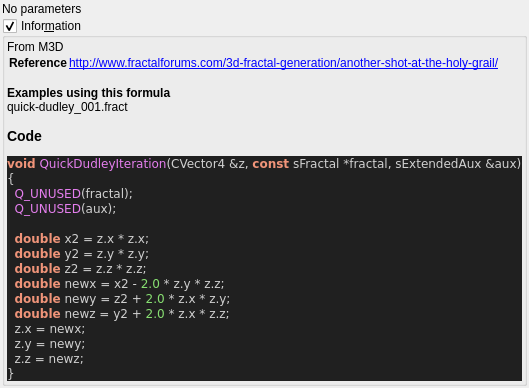
buddhi1980/mandelbulber2, file mandelbulber2/formula/ui/fractal_quick_dudley.ui: the form before one commit.
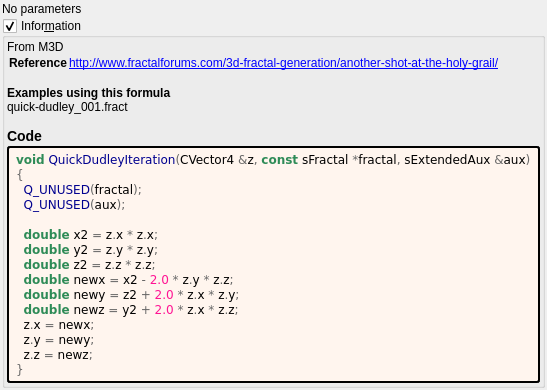
The form after the commit. Custom widgets are drawn as their Qt base class.

Patch:
```diff
--- a/mandelbulber2/formula/ui/fractal_quick_dudley.ui
+++ b/mandelbulber2/formula/ui/fractal_quick_dudley.ui
@@ -64,29 +64,44 @@
        <number>2</number>
       </property>
       <item>
-       <widget class="QLabel" name="label_code_content">
+	   <widget class="QLabel" name="label_information_general">
         <property name="text">
          <string notr="true">&lt;p&gt;From M3D&lt;/p&gt;&lt;table&gt;
 &lt;tr&gt;&lt;th&gt;Reference&lt;/th&gt;&lt;td&gt;&lt;a href=&quot;http://www.fractalforums.com/3d-fractal-generation/another-shot-at-the-holy-grail/&quot;&gt;http://www.fractalforums.com/3d-fractal-generation/another-shot-at-the-holy-grail/&lt;br&gt;
 &lt;/td&gt;&lt;/tr&gt;
 &lt;/table&gt;
-&lt;br&gt;&lt;b&gt;Examples using this formula&lt;/b&gt;&lt;br&gt;quick-dudley_001.fract&lt;h3&gt;Code&lt;/h3&gt;
-&lt;body style=&quot;background-color:#202020&quot;&gt;
-&lt;pre style=&quot;color:#d0d0d0; background-color:#202020;  font-family:'Courier New',monospace;&quot;&gt;&lt;span style=&quot;color:#f09479; font-weight:bold&quot;&gt;void&lt;/span&gt; &lt;span style=&quot;color:#e47eed&quot;&gt;QuickDudleyIteration&lt;/span&gt;&lt;span style=&quot;color:#d0d0d0&quot;&gt;(&lt;/span&gt;CVector4 &lt;span style=&quot;color:#d0d0d0&quot;&gt;&amp;amp;&lt;/span&gt;z&lt;span style=&quot;color:#d0d0d0&quot;&gt;,&lt;/span&gt; &lt;span style=&quot;color:#f09479; font-weight:bold&quot;&gt;const&lt;/span&gt; sFractal &lt;span style=&quot;color:#d0d0d0&quot;&gt;*&lt;/span&gt;fractal&lt;span style=&quot;color:#d0d0d0&quot;&gt;,&lt;/span&gt; sExtendedAux &lt;span style=&quot;color:#d0d0d0&quot;&gt;&amp;amp;&lt;/span&gt;aux&lt;span style=&quot;color:#d0d0d0&quot;&gt;)&lt;/span&gt;
-&lt;span style=&quot;color:#d0d0d0&quot;&gt;{&lt;/span&gt;
-  &lt;span style=&quot;color:#e47eed&quot;&gt;Q_UNUSED&lt;/span&gt;&lt;span style=&quot;color:#d0d0d0&quot;&gt;(&lt;/span&gt;fractal&lt;span style=&quot;color:#d0d0d0&quot;&gt;);&lt;/span&gt;
-  &lt;span style=&quot;color:#e47eed&quot;&gt;Q_UNUSED&lt;/span&gt;&lt;span style=&quot;color:#d0d0d0&quot;&gt;(&lt;/span&gt;aux&lt;span style=&quot;color:#d0d0d0&quot;&gt;);&lt;/span&gt;
+&lt;br&gt;&lt;b&gt;Examples using this formula&lt;/b&gt;&lt;br&gt;quick-dudley_001.fract&lt;h3&gt;Code&lt;/h3&gt;</string>
+		</property>
+		<property name="wordWrap">
+		 <bool>true</bool>
+		</property>
+		<property name="openExternalLinks">
+		 <bool>true</bool>
+		</property>
+		<property name="textInteractionFlags">
+		 <set>Qt::LinksAccessibleByMouse|Qt::TextSelectableByMouse</set>
+		</property>
+		</widget>
+	   </item>
+	   <item>
+	    <widget class="QLabel" name="label_code_content">
+		 <property name="text">
+		  <string notr="true">&lt;body style=&quot;background-color:#fff5ee&quot;&gt;
+&lt;pre style=&quot;color:#000000; background-color:#fff5ee;  font-family:'Courier New',monospace;&quot;&gt;&lt;span style=&quot;color:#2e8b57; font-weight:bold&quot;&gt;void&lt;/span&gt; &lt;span style=&quot;color:#00008f&quot;&gt;QuickDudleyIteration&lt;/span&gt;&lt;span style=&quot;color:#676767&quot;&gt;(&lt;/span&gt;CVector4 &lt;span style=&quot;color:#676767&quot;&gt;&amp;amp;&lt;/span&gt;z&lt;span style=&quot;color:#676767&quot;&gt;,&lt;/span&gt; &lt;span style=&quot;color:#2e8b57; font-weight:bold&quot;&gt;const&lt;/span&gt; sFractal &lt;span style=&quot;color:#676767&quot;&gt;*&lt;/span&gt;fractal&lt;span style=&quot;color:#676767&quot;&gt;,&lt;/span&gt; sExtendedAux &lt;span style=&quot;color:#676767&quot;&gt;&amp;amp;&lt;/span&gt;aux&lt;span style=&quot;color:#676767&quot;&gt;)&lt;/span&gt;
+&lt;span style=&quot;color:#676767&quot;&gt;{&lt;/span&gt;
+  &lt;span style=&quot;color:#00008f&quot;&gt;Q_UNUSED&lt;/span&gt;&lt;span style=&quot;color:#676767&quot;&gt;(&lt;/span&gt;fractal&lt;span style=&quot;color:#676767&quot;&gt;);&lt;/span&gt;
+  &lt;span style=&quot;color:#00008f&quot;&gt;Q_UNUSED&lt;/span&gt;&lt;span style=&quot;color:#676767&quot;&gt;(&lt;/span&gt;aux&lt;span style=&quot;color:#676767&quot;&gt;);&lt;/span&gt;
 
-  &lt;span style=&quot;color:#f09479; font-weight:bold&quot;&gt;double&lt;/span&gt; x2 &lt;span style=&quot;color:#d0d0d0&quot;&gt;=&lt;/span&gt; z&lt;span style=&quot;color:#d0d0d0&quot;&gt;.&lt;/span&gt;x &lt;span style=&quot;color:#d0d0d0&quot;&gt;*&lt;/span&gt; z&lt;span style=&quot;color:#d0d0d0&quot;&gt;.&lt;/span&gt;x&lt;span style=&quot;color:#d0d0d0&quot;&gt;;&lt;/span&gt;
-  &lt;span style=&quot;color:#f09479; font-weight:bold&quot;&gt;double&lt;/span&gt; y2 &lt;span style=&quot;color:#d0d0d0&quot;&gt;=&lt;/span&gt; z&lt;span style=&quot;color:#d0d0d0&quot;&gt;.&lt;/span&gt;y &lt;span style=&quot;color:#d0d0d0&quot;&gt;*&lt;/span&gt; z&lt;span style=&quot;color:#d0d0d0&quot;&gt;.&lt;/span&gt;y&lt;span style=&quot;color:#d0d0d0&quot;&gt;;&lt;/span&gt;
-  &lt;span style=&quot;color:#f09479; font-weight:bold&quot;&gt;double&lt;/span&gt; z2 &lt;span style=&quot;color:#d0d0d0&quot;&gt;=&lt;/span&gt; z&lt;span style=&quot;color:#d0d0d0&quot;&gt;.&lt;/span&gt;z &lt;span style=&quot;color:#d0d0d0&quot;&gt;*&lt;/span&gt; z&lt;span style=&quot;color:#d0d0d0&quot;&gt;.&lt;/span&gt;z&lt;span style=&quot;color:#d0d0d0&quot;&gt;;&lt;/span&gt;
-  &lt;span style=&quot;color:#f09479; font-weight:bold&quot;&gt;double&lt;/span&gt; newx &lt;span style=&quot;color:#d0d0d0&quot;&gt;=&lt;/span&gt; x2 &lt;span style=&quot;color:#d0d0d0&quot;&gt;-&lt;/span&gt; &lt;span style=&quot;color:#87df71&quot;&gt;2.0&lt;/span&gt; &lt;span style=&quot;color:#d0d0d0&quot;&gt;*&lt;/span&gt; z&lt;span style=&quot;color:#d0d0d0&quot;&gt;.&lt;/span&gt;y &lt;span style=&quot;color:#d0d0d0&quot;&gt;*&lt;/span&gt; z&lt;span style=&quot;color:#d0d0d0&quot;&gt;.&lt;/span&gt;z&lt;span style=&quot;color:#d0d0d0&quot;&gt;;&lt;/span&gt;
-  &lt;span style=&quot;color:#f09479; font-weight:bold&quot;&gt;double&lt;/span&gt; newy &lt;span style=&quot;color:#d0d0d0&quot;&gt;=&lt;/span&gt; z2 &lt;span style=&quot;color:#d0d0d0&quot;&gt;+&lt;/span&gt; &lt;span style=&quot;color:#87df71&quot;&gt;2.0&lt;/span&gt; &lt;span style=&quot;color:#d0d0d0&quot;&gt;*&lt;/span&gt; z&lt;span style=&quot;color:#d0d0d0&quot;&gt;.&lt;/span&gt;x &lt;span style=&quot;color:#d0d0d0&quot;&gt;*&lt;/span&gt; z&lt;span style=&quot;color:#d0d0d0&quot;&gt;.&lt;/span&gt;y&lt;span style=&quot;color:#d0d0d0&quot;&gt;;&lt;/span&gt;
-  &lt;span style=&quot;color:#f09479; font-weight:bold&quot;&gt;double&lt;/span&gt; newz &lt;span style=&quot;color:#d0d0d0&quot;&gt;=&lt;/span&gt; y2 &lt;span style=&quot;color:#d0d0d0&quot;&gt;+&lt;/span&gt; &lt;span style=&quot;color:#87df71&quot;&gt;2.0&lt;/span&gt; &lt;span style=&quot;color:#d0d0d0&quot;&gt;*&lt;/span&gt; z&lt;span style=&quot;color:#d0d0d0&quot;&gt;.&lt;/span&gt;x &lt;span style=&quot;color:#d0d0d0&quot;&gt;*&lt;/span&gt; z&lt;span style=&quot;color:#d0d0d0&quot;&gt;.&lt;/span&gt;z&lt;span style=&quot;color:#d0d0d0&quot;&gt;;&lt;/span&gt;
-  z&lt;span style=&quot;color:#d0d0d0&quot;&gt;.&lt;/span&gt;x &lt;span style=&quot;color:#d0d0d0&quot;&gt;=&lt;/span&gt; newx&lt;span style=&quot;color:#d0d0d0&quot;&gt;;&lt;/span&gt;
-  z&lt;span style=&quot;color:#d0d0d0&quot;&gt;.&lt;/span&gt;y &lt;span style=&quot;color:#d0d0d0&quot;&gt;=&lt;/span&gt; newy&lt;span style=&quot;color:#d0d0d0&quot;&gt;;&lt;/span&gt;
-  z&lt;span style=&quot;color:#d0d0d0&quot;&gt;.&lt;/span&gt;z &lt;span style=&quot;color:#d0d0d0&quot;&gt;=&lt;/span&gt; newz&lt;span style=&quot;color:#d0d0d0&quot;&gt;;&lt;/span&gt;
-&lt;span style=&quot;color:#d0d0d0&quot;&gt;}&lt;/span&gt;
+  &lt;span style=&quot;color:#2e8b57; font-weight:bold&quot;&gt;double&lt;/span&gt; x2 &lt;span style=&quot;color:#676767&quot;&gt;=&lt;/span&gt; z&lt;span style=&quot;color:#676767&quot;&gt;.&lt;/span&gt;x &lt;span style=&quot;color:#676767&quot;&gt;*&lt;/span&gt; z&lt;span style=&quot;color:#676767&quot;&gt;.&lt;/span&gt;x&lt;span style=&quot;color:#676767&quot;&gt;;&lt;/span&gt;
+  &lt;span style=&quot;color:#2e8b57; font-weight:bold&quot;&gt;double&lt;/span&gt; y2 &lt;span style=&quot;color:#676767&quot;&gt;=&lt;/span&gt; z&lt;span style=&quot;color:#676767&quot;&gt;.&lt;/span&gt;y &lt;span style=&quot;color:#676767&quot;&gt;*&lt;/span&gt; z&lt;span style=&quot;color:#676767&quot;&gt;.&lt;/span&gt;y&lt;span style=&quot;color:#676767&quot;&gt;;&lt;/span&gt;
+  &lt;span style=&quot;color:#2e8b57; font-weight:bold&quot;&gt;double&lt;/span&gt; z2 &lt;span style=&quot;color:#676767&quot;&gt;=&lt;/span&gt; z&lt;span style=&quot;color:#676767&quot;&gt;.&lt;/span&gt;z &lt;span style=&quot;color:#676767&quot;&gt;*&lt;/span&gt; z&lt;span style=&quot;color:#676767&quot;&gt;.&lt;/span&gt;z&lt;span style=&quot;color:#676767&quot;&gt;;&lt;/span&gt;
+  &lt;span style=&quot;color:#2e8b57; font-weight:bold&quot;&gt;double&lt;/span&gt; newx &lt;span style=&quot;color:#676767&quot;&gt;=&lt;/span&gt; x2 &lt;span style=&quot;color:#676767&quot;&gt;-&lt;/span&gt; &lt;span style=&quot;color:#ff1493&quot;&gt;2.0&lt;/span&gt; &lt;span style=&quot;color:#676767&quot;&gt;*&lt;/span&gt; z&lt;span style=&quot;color:#676767&quot;&gt;.&lt;/span&gt;y &lt;span style=&quot;color:#676767&quot;&gt;*&lt;/span&gt; z&lt;span style=&quot;color:#676767&quot;&gt;.&lt;/span&gt;z&lt;span style=&quot;color:#676767&quot;&gt;;&lt;/span&gt;
+  &lt;span style=&quot;color:#2e8b57; font-weight:bold&quot;&gt;double&lt;/span&gt; newy &lt;span style=&quot;color:#676767&quot;&gt;=&lt;/span&gt; z2 &lt;span style=&quot;color:#676767&quot;&gt;+&lt;/span&gt; &lt;span style=&quot;color:#ff1493&quot;&gt;2.0&lt;/span&gt; &lt;span style=&quot;color:#676767&quot;&gt;*&lt;/span&gt; z&lt;span style=&quot;color:#676767&quot;&gt;.&lt;/span&gt;x &lt;span style=&quot;color:#676767&quot;&gt;*&lt;/span&gt; z&lt;span style=&quot;color:#676767&quot;&gt;.&lt;/span&gt;y&lt;span style=&quot;color:#676767&quot;&gt;;&lt;/span&gt;
+  &lt;span style=&quot;color:#2e8b57; font-weight:bold&quot;&gt;double&lt;/span&gt; newz &lt;span style=&quot;color:#676767&quot;&gt;=&lt;/span&gt; y2 &lt;span style=&quot;color:#676767&quot;&gt;+&lt;/span&gt; &lt;span style=&quot;color:#ff1493&quot;&gt;2.0&lt;/span&gt; &lt;span style=&quot;color:#676767&quot;&gt;*&lt;/span&gt; z&lt;span style=&quot;color:#676767&quot;&gt;.&lt;/span&gt;x &lt;span style=&quot;color:#676767&quot;&gt;*&lt;/span&gt; z&lt;span style=&quot;color:#676767&quot;&gt;.&lt;/span&gt;z&lt;span style=&quot;color:#676767&quot;&gt;;&lt;/span&gt;
+  z&lt;span style=&quot;color:#676767&quot;&gt;.&lt;/span&gt;x &lt;span style=&quot;color:#676767&quot;&gt;=&lt;/span&gt; newx&lt;span style=&quot;color:#676767&quot;&gt;;&lt;/span&gt;
+  z&lt;span style=&quot;color:#676767&quot;&gt;.&lt;/span&gt;y &lt;span style=&quot;color:#676767&quot;&gt;=&lt;/span&gt; newy&lt;span style=&quot;color:#676767&quot;&gt;;&lt;/span&gt;
+  z&lt;span style=&quot;color:#676767&quot;&gt;.&lt;/span&gt;z &lt;span style=&quot;color:#676767&quot;&gt;=&lt;/span&gt; newz&lt;span style=&quot;color:#676767&quot;&gt;;&lt;/span&gt;
+&lt;span style=&quot;color:#676767&quot;&gt;}&lt;/span&gt;
 &lt;/pre&gt;
 &lt;/body&gt;</string>
         </property>
@@ -99,6 +114,9 @@
         <property name="textInteractionFlags">
          <set>Qt::LinksAccessibleByMouse|Qt::TextSelectableByMouse</set>
         </property>
+		 <property name="styleSheet">
+		  <string notr="true">border-style: outset; border-width: 2px; border-radius: 3px; border-color: black; background-color: #fff5ee; padding: 4px;</string>
+		  </property>
        </widget>
       </item>
      </layout>
```
Lines whose indentation alone changed are shown as unchanged.
